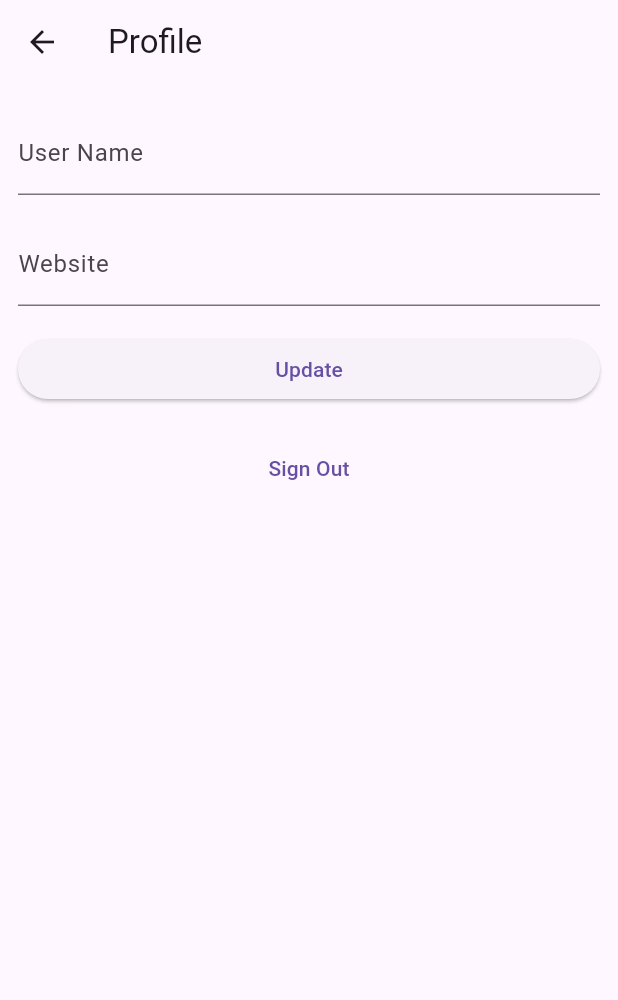
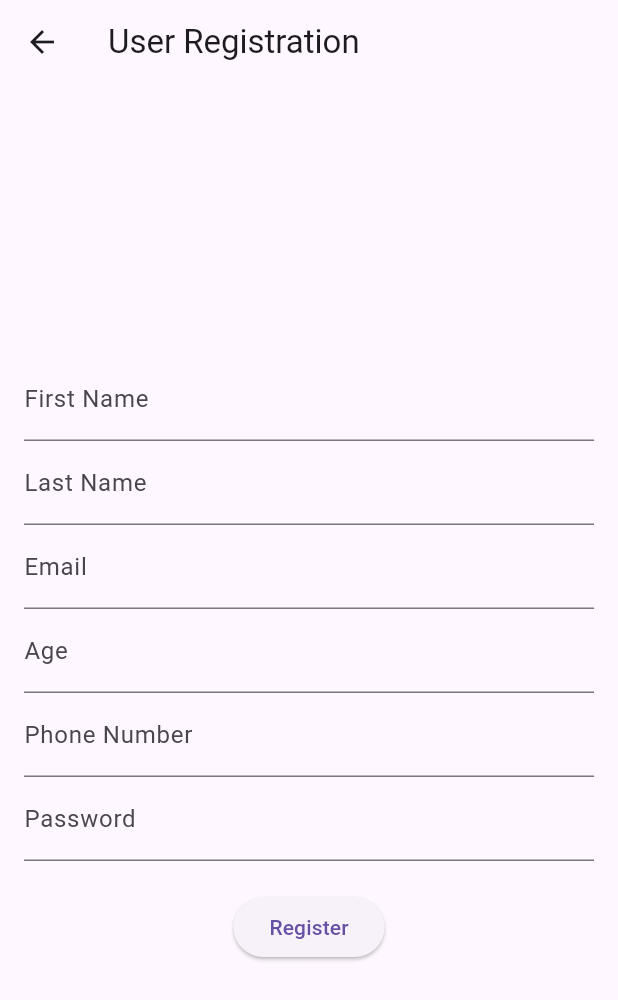
Before and after one commit to Hiranbaburaj/turfbooking, a Flutter app: the UserSignUp screen opened by its route, on a phone screen of 412 x 824 dp. Shown: the top 1000 px of the screen. Run offline on Flutter 3.47's test engine with Material 3 defaults, Android fonts, the phone set to English and light mode, and no system bars; our stand-ins replace shared_preferences, supabase_flutter; accounts and stored records are empty.

Commit message:
Added User registration

```diff
--- a/lib/user/signup_user.dart
+++ b/lib/user/signup_user.dart
@@ -1,158 +1,115 @@
-import 'dart:async';
+// ignore_for_file: use_super_parameters, use_build_context_synchronously, library_private_types_in_public_api, unused_local_variable, avoid_print
+
 import 'package:flutter/material.dart';
 import 'package:supabase_flutter/supabase_flutter.dart';
+import 'package:turf/user/login_user1.dart';
 
 class UserSignUp extends StatefulWidget {
-  const UserSignUp({super.key});
+  const UserSignUp({Key? key}) : super(key: key);
 
   @override
-  // ignore: library_private_types_in_public_api
   _UserSignUpState createState() => _UserSignUpState();
 }
 
 class _UserSignUpState extends State<UserSignUp> {
-  final _usernameController = TextEditingController();
-  final _websiteController = TextEditingController();
+  final TextEditingController _firstNameController = TextEditingController();
+  final TextEditingController _lastNameController = TextEditingController();
+  final TextEditingController _emailController = TextEditingController();
+  final TextEditingController _ageController = TextEditingController();
+  final TextEditingController _phoneController = TextEditingController();
+  final TextEditingController _passwordController = TextEditingController();
 
-  var _loading = true;
+  Future<void> _registerUser(BuildContext context) async {
+    final supabase = Supabase.instance.client;
 
-  /// Called once a user id is received within `onAuthenticated()`
-  Future<void> _getProfile() async {
-    final supabase = Supabase.instance.client;
-    setState(() {
-      _loading = true;
-    });
+    // Register the user with email and password
+    final response = await supabase.auth.signUp(
+      email: _emailController.text.trim(),
+      password: _passwordController.text.trim(),
+    );
 
-    try {
-      final userId = supabase.auth.currentUser!.id;
-      final data = await supabase
-          .from('profiles')
-          .select<Map<String, dynamic>>()
-          .eq('id', userId)
-          .single();
-      _usernameController.text = (data['username'] ?? '') as String;
-      _websiteController.text = (data['website'] ?? '') as String;
-    } on PostgrestException catch (error) {
-      SnackBar(
-        content: Text(error.message),
-        backgroundColor: Theme.of(context).colorScheme.error,
-      );
-    } catch (error) {
-      const SnackBar(
-        content: Text('Unexpected error occurred'),
-        // backgroundColor: Theme.of(context).colorScheme.error,
-      );
-    } finally {
-      if (mounted) {
-        setState(() {
-          _loading = false;
-        });
-      }
-    }
-  }
+    print(response);
 
-  /// Called when user taps `Update` button
-  Future<void> _updateProfile() async {
-    final supabase = Supabase.instance.client;
-    setState(() {
-      _loading = true;
-    });
-    final userName = _usernameController.text.trim();
-    final website = _websiteController.text.trim();
-    final user = supabase.auth.currentUser;
-    final updates = {
-      'id': user!.id,
-      'username': userName,
-      'website': website,
-      'updated_at': DateTime.now().toIso8601String(),
-    };
-    try {
-      await supabase.from('profiles').upsert(updates);
-      if (mounted) {
-        const SnackBar(
-          content: Text('Successfully updated profile!'),
-        );
-      }
-    } on PostgrestException catch (error) {
-      SnackBar(
-        content: Text(error.message),
-        backgroundColor: Theme.of(context).colorScheme.error,
-      );
-    } catch (error) {
-      SnackBar(
-        content: const Text('Unexpected error occurred'),
-        backgroundColor: Theme.of(context).colorScheme.error,
-      );
-    } finally {
-      if (mounted) {
-        setState(() {
-          _loading = false;
-        });
-      }
-    }
-  }
+    // if (response.error == null) {
+    // If registration is successful, add user details to the 'user' table
+    final userResponse = await supabase.from('user').upsert([
+      {
+        'id': response.user!.id,
+        'fname': _firstNameController.text.trim(),
+        'lname': _lastNameController.text.trim(),
+        'age': _ageController.text.trim(),
+        'phone': _phoneController.text.trim(),
+        'email': _emailController.text.trim(),
+      },
+    ]).execute();
 
-  Future<void> _signOut() async {
-    final supabase = Supabase.instance.client;
-    try {
-      await supabase.auth.signOut();
-    } on AuthException catch (error) {
-      SnackBar(
-        content: Text(error.message),
-        backgroundColor: Theme.of(context).colorScheme.error,
-      );
-    } catch (error) {
-      SnackBar(
-        content: const Text('Unexpected error occurred'),
-        backgroundColor: Theme.of(context).colorScheme.error,
-      );
-    } finally {
-      if (mounted) {
-        Navigator.of(context).pushReplacementNamed('/');
-      }
-    }
-  }
-
-  @override
-  void initState() {
-    super.initState();
-    _getProfile();
-  }
-
-  @override
-  void dispose() {
-    _usernameController.dispose();
-    _websiteController.dispose();
-    super.dispose();
+    // if (userResponse.error == null) {
+    // After successful registration, navigate to the login page
+    Navigator.pushReplacement(
+      context,
+      MaterialPageRoute(
+        builder: (context) => const LoginUserPage(),
+      ),
+    );
+    // } else {
+    //   // Handle error while adding user details to the 'user' table
+    //   // You may want to display an error message or take appropriate action
+    //   print('Error adding user details to the database: ${userResponse.error}');
+    // }
+    // } else {
+    //   // Handle registration error
+    //   // You may want to display an error message or take appropriate action
+    //   print('Error registering user: ${response.error}');
+    // }
   }
 
   @override
   Widget build(BuildContext context) {
     return Scaffold(
-      appBar: AppBar(title: const Text('Profile')),
-      body: _loading
-          ? const Center(child: CircularProgressIndicator())
-          : ListView(
-              padding: const EdgeInsets.symmetric(vertical: 18, horizontal: 12),
-              children: [
-                TextFormField(
-                  controller: _usernameController,
-                  decoration: const InputDecoration(labelText: 'User Name'),
-                ),
-                const SizedBox(height: 18),
-                TextFormField(
-                  controller: _websiteController,
-                  decoration: const InputDecoration(labelText: 'Website'),
-                ),
-                const SizedBox(height: 18),
-                ElevatedButton(
-                  onPressed: _loading ? null : _updateProfile,
-                  child: Text(_loading ? 'Saving...' : 'Update'),
-                ),
-                const SizedBox(height: 18),
-                TextButton(onPressed: _signOut, child: const Text('Sign Out')),
-              ],
+      appBar: AppBar(
+        title: const Text('User Registration'),
+      ),
+      body: Padding(
+        padding: const EdgeInsets.all(16.0),
+        child: Column(
+          mainAxisAlignment: MainAxisAlignment.center,
+          children: [
+            TextField(
+              controller: _firstNameController,
+              decoration: const InputDecoration(labelText: 'First Name'),
             ),
+            TextField(
+              controller: _lastNameController,
+              decoration: const InputDecoration(labelText: 'Last Name'),
+            ),
+            TextField(
+              controller: _emailController,
+              keyboardType: TextInputType.emailAddress,
+              decoration: const InputDecoration(labelText: 'Email'),
+            ),
+            TextField(
+              controller: _ageController,
+              keyboardType: TextInputType.number,
+              decoration: const InputDecoration(labelText: 'Age'),
+            ),
+            TextField(
+              controller: _phoneController,
+              keyboardType: TextInputType.phone,
+              decoration: const InputDecoration(labelText: 'Phone Number'),
+            ),
+            TextField(
+              controller: _passwordController,
+              obscureText: true,
+              decoration: const InputDecoration(labelText: 'Password'),
+            ),
+            const SizedBox(height: 20),
+            ElevatedButton(
+              onPressed: () => _registerUser(context),
+              child: const Text('Register'),
+            ),
+          ],
+        ),
+      ),
     );
   }
 }
```
Also changed, not shown: lib/pages/homepage.dart (+11 -0 lines).
